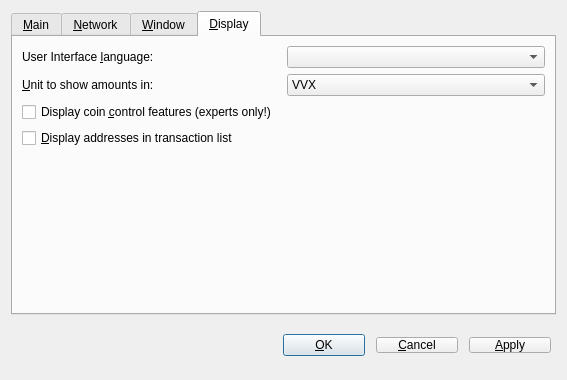
Before: the Qt Designer form src/qt/forms/optionsdialog.ui in nazarpechka/volvox-old, drawn with Qt 5.
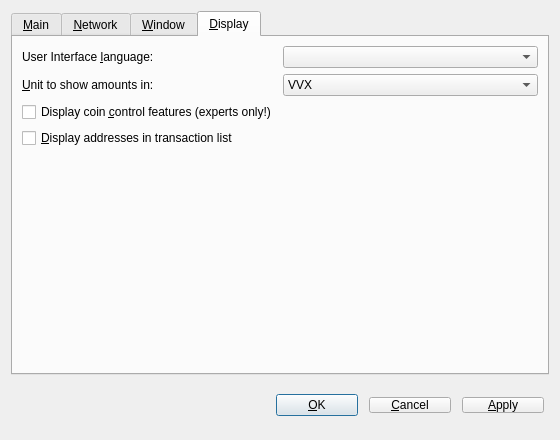
After: the same form once the commit is applied. Icons and pictures are not drawn. Custom widgets are drawn as their Qt base class.

Commit message: Need checkboxes back

```diff
--- a/src/qt/forms/optionsdialog.ui
+++ b/src/qt/forms/optionsdialog.ui
@@ -6,1285 +6,13 @@
    <rect>
     <x>0</x>
     <y>0</y>
-    <width>567</width>
-    <height>380</height>
+    <width>560</width>
+    <height>440</height>
    </rect>
   </property>
   <property name="windowTitle">
    <string>Options</string>
   </property>
-  <property name="styleSheet">
-   <string notr="true">/*
- * The MIT License (MIT)
- *
- * Copyright (c) &lt;2013-2014&gt; &lt;Colin Duquesnoy&gt;
- *
- * Permission is hereby granted, free of charge, to any person obtaining a copy
- * of this software and associated documentation files (the &quot;Software&quot;), to deal
- * in the Software without restriction, including without limitation the rights
- * to use, copy, modify, merge, publish, distribute, sublicense, and/or sell
- * copies of the Software, and to permit persons to whom the Software is
- * furnished to do so, subject to the following conditions:
-
- * The above copyright notice and this permission notice shall be included in
- * all copies or substantial portions of the Software.
-
- * THE SOFTWARE IS PROVIDED &quot;AS IS&quot;, WITHOUT WARRANTY OF ANY KIND, EXPRESS OR
- * IMPLIED, INCLUDING BUT NOT LIMITED TO THE WARRANTIES OF MERCHANTABILITY,
- * FITNESS FOR A PARTICULAR PURPOSE AND NONINFRINGEMENT. IN NO EVENT SHALL THE
- * AUTHORS OR COPYRIGHT HOLDERS BE LIABLE FOR ANY CLAIM, DAMAGES OR OTHER
- * LIABILITY, WHETHER IN AN ACTION OF CONTRACT, TORT OR OTHERWISE, ARISING FROM,
- * OUT OF OR IN CONNECTION WITH THE SOFTWARE OR THE USE OR OTHER DEALINGS IN
- * THE SOFTWARE.
- */
-QToolTip
-{
-    border: 1px solid #76797C;
-    background-color: rgb(90, 102, 117);;
-    color: white;
-    padding: 5px;
-    opacity: 200;
-}
-
-QWidget
-{
-    color: #eff0f1;
-    background-color: #31363b;
-    selection-background-color:#3daee9;
-    selection-color: #eff0f1;
-    background-clip: border;
-    border-image: none;
-    border: 0px transparent black;
-    outline: 0;
-}
-
-QWidget:item:hover
-{
-    background-color: #18465d;
-    color: #eff0f1;
-}
-
-QWidget:item:selected
-{
-    background-color: #18465d;
-}
-
-QCheckBox
-{
-    spacing: 5px;
-    outline: none;
-    color: #eff0f1;
-    margin-bottom: 2px;
-    background-color: white;
-    margin-right: 10px;
-}
-
-QCheckBox:disabled
-{
-    color: #76797C;
-}
-
-QCheckBox::indicator,
-QGroupBox::indicator
-{
-    width: 18px;
-    height: 18px;
-}
-QGroupBox::indicator
-{
-    margin-left: 2px;
-}
-
-QCheckBox::indicator:unchecked
-{
-    image: url(:/qss_icons/rc/checkbox_unchecked.png);
-}
-
-QCheckBox::indicator:unchecked:hover,
-QCheckBox::indicator:unchecked:focus,
-QCheckBox::indicator:unchecked:pressed,
-QGroupBox::indicator:unchecked:hover,
-QGroupBox::indicator:unchecked:focus,
-QGroupBox::indicator:unchecked:pressed
-{
-  border: none;
-    image: url(:/qss_icons/rc/checkbox_unchecked_focus.png);
-}
-
-QCheckBox::indicator:checked
-{
-    image: url(:/qss_icons/rc/checkbox_checked.png);
-}
-
-QCheckBox::indicator:checked:hover,
-QCheckBox::indicator:checked:focus,
-QCheckBox::indicator:checked:pressed,
-QGroupBox::indicator:checked:hover,
-QGroupBox::indicator:checked:focus,
-QGroupBox::indicator:checked:pressed
-{
-  border: none;
-    image: url(:/qss_icons/rc/checkbox_checked_focus.png);
-}
-
-
-QCheckBox::indicator:indeterminate
-{
-    image: url(:/qss_icons/rc/checkbox_indeterminate.png);
-}
-
-QCheckBox::indicator:indeterminate:focus,
-QCheckBox::indicator:indeterminate:hover,
-QCheckBox::indicator:indeterminate:pressed
-{
-    image: url(:/qss_icons/rc/checkbox_indeterminate_focus.png);
-}
-
-QCheckBox::indicator:checked:disabled,
-QGroupBox::indicator:checked:disabled
-{
-    image: url(:/qss_icons/rc/checkbox_checked_disabled.png);
-}
-
-QCheckBox::indicator:unchecked:disabled,
-QGroupBox::indicator:unchecked:disabled
-{
-    image: url(:/qss_icons/rc/checkbox_unchecked_disabled.png);
-}
-
-QRadioButton
-{
-    spacing: 5px;
-    outline: none;
-    color: #eff0f1;
-    margin-bottom: 2px;
-}
-
-QRadioButton:disabled
-{
-    color: #76797C;
-}
-QRadioButton::indicator
-{
-    width: 21px;
-    height: 21px;
-}
-
-QRadioButton::indicator:unchecked
-{
-    image: url(:/qss_icons/rc/radio_unchecked.png);
-}
-
-
-QRadioButton::indicator:unchecked:hover,
-QRadioButton::indicator:unchecked:focus,
-QRadioButton::indicator:unchecked:pressed
-{
-    border: none;
-    outline: none;
-    image: url(:/qss_icons/rc/radio_unchecked_focus.png);
-}
-
-QRadioButton::indicator:checked
-{
-    border: none;
-    outline: none;
-    image: url(:/qss_icons/rc/radio_checked.png);
-}
-
-QRadioButton::indicator:checked:hover,
-QRadioButton::indicator:checked:focus,
-QRadioButton::indicator:checked:pressed
-{
-    border: none;
-    outline: none;
-    image: url(:/qss_icons/rc/radio_checked_focus.png);
-}
-
-QRadioButton::indicator:checked:disabled
-{
-    outline: none;
-    image: url(:/qss_icons/rc/radio_checked_disabled.png);
-}
-
-QRadioButton::indicator:unchecked:disabled
-{
-    image: url(:/qss_icons/rc/radio_unchecked_disabled.png);
-}
-
-
-QMenuBar
-{
-    background-color: #31363b;
-    color: #eff0f1;
-}
-
-QMenuBar::item
-{
-    background: transparent;
-}
-
-QMenuBar::item:selected
-{
-    background: transparent;
-    border: 1px solid #76797C;
-}
-
-QMenuBar::item:pressed
-{
-    border: 1px solid #76797C;
-    background-color: #3daee9;
-    color: #eff0f1;
-    margin-bottom:-1px;
-    padding-bottom:1px;
-}
-
-QMenu
-{
-    border: 1px solid #76797C;
-    color: #eff0f1;
-    margin: 2px;
-}
-
-QMenu::icon
-{
-    margin: 5px;
-}
-
-QMenu::item
-{
-    padding: 5px 30px 5px 30px;
-    border: 1px solid transparent; /* reserve space for selection border */
-}
-
-QMenu::item:selected
-{
-    color: #eff0f1;
-}
-
-QMenu::separator {
-    height: 2px;
-    background: lightblue;
-    margin-left: 10px;
-    margin-right: 5px;
-}
-
-QMenu::indicator {
-    width: 18px;
-    height: 18px;
-}
-
-/* non-exclusive indicator = check box style indicator
-   (see QActionGroup::setExclusive) */
-QMenu::indicator:non-exclusive:unchecked {
-    image: url(:/qss_icons/rc/checkbox_unchecked.png);
-}
-
-QMenu::indicator:non-exclusive:unchecked:selected {
-    image: url(:/qss_icons/rc/checkbox_unchecked_disabled.png);
-}
-
-QMenu::indicator:non-exclusive:checked {
-    image: url(:/qss_icons/rc/checkbox_checked.png);
-}
-
-QMenu::indicator:non-exclusive:checked:selected {
-    image: url(:/qss_icons/rc/checkbox_checked_disabled.png);
-}
-
-/* exclusive indicator = radio button style indicator (see QActionGroup::setExclusive) */
-QMenu::indicator:exclusive:unchecked {
-    image: url(:/qss_icons/rc/radio_unchecked.png);
-}
-
-QMenu::indicator:exclusive:unchecked:selected {
-    image: url(:/qss_icons/rc/radio_unchecked_disabled.png);
-}
-
-QMenu::indicator:exclusive:checked {
-    image: url(:/qss_icons/rc/radio_checked.png);
-}
-
-QMenu::indicator:exclusive:checked:selected {
-    image: url(:/qss_icons/rc/radio_checked_disabled.png);
-}
-
-QMenu::right-arrow {
-    margin: 5px;
-    image: url(:/qss_icons/rc/right_arrow.png)
-}
-
-
-QWidget:disabled
-{
-    color: #454545;
-    background-color: #31363b;
-}
-
-QAbstractItemView
-{
-    alternate-background-color: #31363b;
-    color: #eff0f1;
-    border: 1px solid 3A3939;
-    border-radius: 2px;
-}
-
-QWidget:focus, QMenuBar:focus
-{
-    border: 1px solid #3daee9;
-}
-
-QTabWidget:focus, QCheckBox:focus, QRadioButton:focus, QSlider:focus
-{
-    border: none;
-}
-
-QLineEdit
-{
-    background-color: #232629;
-    padding: 5px;
-    border-style: solid;
-    border: 1px solid #76797C;
-    border-radius: 2px;
-    color: #eff0f1;
-}
-
-QAbstractItemView QLineEdit
-{
-    padding: 0;
-}
-
-QGroupBox {
-    border:1px solid #76797C;
-    border-radius: 2px;
-    margin-top: 20px;
-}
-
-QGroupBox::title {
-    subcontrol-origin: margin;
-    subcontrol-position: top center;
-    padding-left: 10px;
-    padding-right: 10px;
-    padding-top: 10px;
-}
-
-QAbstractScrollArea
-{
-    border-radius: 2px;
-    border: 1px solid #76797C;
-    background-color: transparent;
-}
-
-QScrollBar:horizontal
-{
-    height: 15px;
-    margin: 3px 15px 3px 15px;
-    border: 1px transparent #2A2929;
-    border-radius: 4px;
-    background-color: #2A2929;
-}
-
-QScrollBar::handle:horizontal
-{
-    background-color: #605F5F;
-    min-width: 5px;
-    border-radius: 4px;
-}
-
-QScrollBar::add-line:horizontal
-{
-    margin: 0px 3px 0px 3px;
-    border-image: url(:/qss_icons/rc/right_arrow_disabled.png);
-    width: 10px;
-    height: 10px;
-    subcontrol-position: right;
-    subcontrol-origin: margin;
-}
-
-QScrollBar::sub-line:horizontal
-{
-    margin: 0px 3px 0px 3px;
-    border-image: url(:/qss_icons/rc/left_arrow_disabled.png);
-    height: 10px;
-    width: 10px;
-    subcontrol-position: left;
-    subcontrol-origin: margin;
-}
-
-QScrollBar::add-line:horizontal:hover,QScrollBar::add-line:horizontal:on
-{
-    border-image: url(:/qss_icons/rc/right_arrow.png);
-    height: 10px;
-    width: 10px;
-    subcontrol-position: right;
-    subcontrol-origin: margin;
-}
-
-
-QScrollBar::sub-line:horizontal:hover, QScrollBar::sub-line:horizontal:on
-{
-    border-image: url(:/qss_icons/rc/left_arrow.png);
-    height: 10px;
-    width: 10px;
-    subcontrol-position: left;
-    subcontrol-origin: margin;
-}
-
-QScrollBar::up-arrow:horizontal, QScrollBar::down-arrow:horizontal
-{
-    background: none;
-}
-
-
-QScrollBar::add-page:horizontal, QScrollBar::sub-page:horizontal
-{
-    background: none;
-}
-
-QScrollBar:vertical
-{
-    background-color: #2A2929;
-    width: 15px;
-    margin: 15px 3px 15px 3px;
-    border: 1px transparent #2A2929;
-    border-radius: 4px;
-}
-
-QScrollBar::handle:vertical
-{
-    background-color: #605F5F;
-    min-height: 5px;
-    border-radius: 4px;
-}
-
-QScrollBar::sub-line:vertical
-{
-    margin: 3px 0px 3px 0px;
-    border-image: url(:/qss_icons/rc/up_arrow_disabled.png);
-    height: 10px;
-    width: 10px;
-    subcontrol-position: top;
-    subcontrol-origin: margin;
-}
-
-QScrollBar::add-line:vertical
-{
-    margin: 3px 0px 3px 0px;
-    border-image: url(:/qss_icons/rc/down_arrow_disabled.png);
-    height: 10px;
-    width: 10px;
-    subcontrol-position: bottom;
-    subcontrol-origin: margin;
-}
-
-QScrollBar::sub-line:vertical:hover,QScrollBar::sub-line:vertical:on
-{
-
-    border-image: url(:/qss_icons/rc/up_arrow.png);
-    height: 10px;
-    width: 10px;
-    subcontrol-position: top;
-    subcontrol-origin: margin;
-}
-
-
-QScrollBar::add-line:vertical:hover, QScrollBar::add-line:vertical:on
-{
-    border-image: url(:/qss_icons/rc/down_arrow.png);
-    height: 10px;
-    width: 10px;
-    subcontrol-position: bottom;
-    subcontrol-origin: margin;
-}
-
-QScrollBar::up-arrow:vertical, QScrollBar::down-arrow:vertical
-{
-    background: none;
-}
-
-
-QScrollBar::add-page:vertical, QScrollBar::sub-page:vertical
-{
-    background: none;
-}
-
-QTextEdit
-{
-    background-color: #232629;
-    color: #eff0f1;
-    border: 1px solid #76797C;
-}
-
-QPlainTextEdit
-{
-    background-color: #232629;;
-    color: #eff0f1;
-    border-radius: 2px;
-    border: 1px solid #76797C;
-}
-
-QHeaderView::section
-{
-    background-color: #76797C;
-    color: #eff0f1;
-    padding: 5px;
-    border: 1px solid #76797C;
-}
-
-QSizeGrip {
-    image: url(:/qss_icons/rc/sizegrip.png);
-    width: 12px;
-    height: 12px;
-}
-
-
-QMainWindow::separator
-{
-    background-color: #31363b;
-    color: white;
-    padding-left: 4px;
-    spacing: 2px;
-    border: 1px dashed #76797C;
-}
-
-QMainWindow::separator:hover
-{
-
-    background-color: #787876;
-    color: white;
-    padding-left: 4px;
-    border: 1px solid #76797C;
-    spacing: 2px;
-}
-
-
-QMenu::separator
-{
-    height: 1px;
-    background-color: #76797C;
-    color: white;
-    padding-left: 4px;
-    margin-left: 10px;
-    margin-right: 5px;
-}
-
-
-QFrame
-{
-    border-radius: 2px;
-    border: 1px solid #76797C;
-}
-
-QFrame[frameShape=&quot;0&quot;]
-{
-    border-radius: 2px;
-    border: 1px transparent #76797C;
-}
-
-QStackedWidget
-{
-    border: 1px transparent black;
-}
-
-QToolBar {
-    border: 1px transparent #393838;
-    background: 1px solid #31363b;
-    font-weight: bold;
-}
-
-QToolBar::handle:horizontal {
-    image: url(:/qss_icons/rc/Hmovetoolbar.png);
-}
-QToolBar::handle:vertical {
-    image: url(:/qss_icons/rc/Vmovetoolbar.png);
-}
-QToolBar::separator:horizontal {
-    image: url(:/qss_icons/rc/Hsepartoolbar.png);
-}
-QToolBar::separator:vertical {
-    image: url(:/qss_icons/rc/Vsepartoolbar.png);
-}
-QToolButton#qt_toolbar_ext_button {
-    background: #58595a
-}
-
-QPushButton
-{
-    color: #eff0f1;
-    background-color: #31363b;
-    border-width: 1px;
-    border-color: #76797C;
-    border-style: solid;
-    padding: 5px;
-    border-radius: 2px;
-    outline: none;
-}
-
-QPushButton:disabled
-{
-    background-color: #31363b;
-    border-width: 1px;
-    border-color: #454545;
-    border-style: solid;
-    padding-top: 5px;
-    padding-bottom: 5px;
-    padding-left: 10px;
-    padding-right: 10px;
-    border-radius: 2px;
-    color: #454545;
-}
-
-QPushButton:focus {
-    background-color: #3daee9;
-    color: white;
-}
-
-QPushButton:pressed
-{
-    background-color: #3daee9;
-    padding-top: -15px;
-    padding-bottom: -17px;
-}
-
-QComboBox
-{
-    selection-background-color: #3daee9;
-    border-style: solid;
-    border: 1px solid #76797C;
-    border-radius: 2px;
-    padding: 5px;
-    min-width: 75px;
-}
-
-QPushButton:checked{
-    background-color: #76797C;
-    border-color: #6A6969;
-}
-
-QComboBox:hover,QPushButton:hover,QAbstractSpinBox:hover,QLineEdit:hover,QTextEdit:hover,QPlainTextEdit:hover,QAbstractView:hover,QTreeView:hover
-{
-    border: 1px solid #3daee9;
-    color: #eff0f1;
-}
-
-QComboBox:on
-{
-    padding-top: 3px;
-    padding-left: 4px;
-    selection-background-color: #4a4a4a;
-}
-
-QComboBox QAbstractItemView
-{
-    background-color: #232629;
-    border-radius: 2px;
-    border: 1px solid #76797C;
-    selection-background-color: #18465d;
-}
-
-QComboBox::drop-down
-{
-    subcontrol-origin: padding;
-    subcontrol-position: top right;
-    width: 15px;
-
-    border-left-width: 0px;
-    border-left-color: darkgray;
-    border-left-style: solid;
-    border-top-right-radius: 3px;
-    border-bottom-right-radius: 3px;
-}
-
-QComboBox::down-arrow
-{
-    image: url(:/qss_icons/rc/down_arrow_disabled.png);
-}
-
-QComboBox::down-arrow:on, QComboBox::down-arrow:hover,
-QComboBox::down-arrow:focus
-{
-    image: url(:/qss_icons/rc/down_arrow.png);
-}
-
-QAbstractSpinBox {
-    padding: 5px;
-    border: 1px solid #76797C;
-    background-color: #232629;
-    color: #eff0f1;
-    border-radius: 2px;
-    min-width: 75px;
-}
-
-QAbstractSpinBox:up-button
-{
-    background-color: transparent;
-    subcontrol-origin: border;
-    subcontrol-position: center right;
-}
-
-QAbstractSpinBox:down-button
-{
-    background-color: transparent;
-    subcontrol-origin: border;
-    subcontrol-position: center left;
-}
-
-QAbstractSpinBox::up-arrow,QAbstractSpinBox::up-arrow:disabled,QAbstractSpinBox::up-arrow:off {
-    image: url(:/qss_icons/rc/up_arrow_disabled.png);
-    width: 10px;
-    height: 10px;
-}
-QAbstractSpinBox::up-arrow:hover
-{
-    image: url(:/qss_icons/rc/up_arrow.png);
-}
-
-
-QAbstractSpinBox::down-arrow,QAbstractSpinBox::down-arrow:disabled,QAbstractSpinBox::down-arrow:off
-{
-    image: url(:/qss_icons/rc/down_arrow_disabled.png);
-    width: 10px;
-    height: 10px;
-}
-QAbstractSpinBox::down-arrow:hover
-{
-    image: url(:/qss_icons/rc/down_arrow.png);
-}
-
-
-QLabel
-{
-    border: 0px solid black;
-}
-
-QTabWidget{
-    border: 0px transparent black;
-}
-
-QTabWidget::pane {
-    border: 1px solid #76797C;
-    padding: 5px;
-    margin: 0px;
-}
-
-QTabWidget::tab-bar {
-    left: 5px; /* move to the right by 5px */
-}
-
-QTabBar
-{
-    qproperty-drawBase: 0;
-    border-radius: 3px;
-}
-
-QTabBar:focus
-{
-    border: 0px transparent black;
-}
-
-QTabBar::close-button  {
-    image: url(:/qss_icons/rc/close.png);
-    background: transparent;
-}
-
-QTabBar::close-button:hover
-{
-    image: url(:/qss_icons/rc/close-hover.png);
-    background: transparent;
-}
-
-QTabBar::close-button:pressed {
-    image: url(:/qss_icons/rc/close-pressed.png);
-    background: transparent;
-}
-
-/* TOP TABS */
-QTabBar::tab:top {
-    color: #eff0f1;
-    border: 1px solid #76797C;
-    border-bottom: 1px transparent black;
-    background-color: #31363b;
-    padding: 5px;
-    min-width: 50px;
-    border-top-left-radius: 2px;
-    border-top-right-radius: 2px;
-}
-
-QTabBar::tab:top:!selected
-{
-    color: #eff0f1;
-    background-color: #54575B;
-    border: 1px solid #76797C;
-    border-bottom: 1px transparent black;
-    border-top-left-radius: 2px;
-    border-top-right-radius: 2px;
-}
-
-QTabBar::tab:top:!selected:hover {
-    background-color: #3daee9;
-}
-
-/* BOTTOM TABS */
-QTabBar::tab:bottom {
-    color: #eff0f1;
-    border: 1px solid #76797C;
-    border-top: 1px transparent black;
-    background-color: #31363b;
-    padding: 5px;
-    border-bottom-left-radius: 2px;
-    border-bottom-right-radius: 2px;
-    min-width: 50px;
-}
-
-QTabBar::tab:bottom:!selected
-{
-    color: #eff0f1;
-    background-color: #54575B;
-    border: 1px solid #76797C;
-    border-top: 1px transparent black;
-    border-bottom-left-radius: 2px;
-    border-bottom-right-radius: 2px;
-}
-
-QTabBar::tab:bottom:!selected:hover {
-    background-color: #3daee9;
-}
-
-/* LEFT TABS */
-QTabBar::tab:left {
-    color: #eff0f1;
-    border: 1px solid #76797C;
-    border-left: 1px transparent black;
-    background-color: #31363b;
-    padding: 5px;
-    border-top-right-radius: 2px;
-    border-bottom-right-radius: 2px;
-    min-height: 50px;
-}
-
-QTabBar::tab:left:!selected
-{
-    color: #eff0f1;
-    background-color: #54575B;
-    border: 1px solid #76797C;
-    border-left: 1px transparent black;
-    border-top-right-radius: 2px;
-    border-bottom-right-radius: 2px;
-}
-
-QTabBar::tab:left:!selected:hover {
-    background-color: #3daee9;
-}
-
-
-/* RIGHT TABS */
-QTabBar::tab:right {
-    color: #eff0f1;
-    border: 1px solid #76797C;
-    border-right: 1px transparent black;
-    background-color: #31363b;
-    padding: 5px;
-    border-top-left-radius: 2px;
-    border-bottom-left-radius: 2px;
-    min-height: 50px;
-}
-
-QTabBar::tab:right:!selected
-{
-    color: #eff0f1;
-    background-color: #54575B;
-    border: 1px solid #76797C;
-    border-right: 1px transparent black;
-    border-top-left-radius: 2px;
-    border-bottom-left-radius: 2px;
-}
-
-QTabBar::tab:right:!selected:hover {
-    background-color: #3daee9;
-}
-
-QTabBar QToolButton::right-arrow:enabled {
-     image: url(:/qss_icons/rc/right_arrow.png);
- }
-
- QTabBar QToolButton::left-arrow:enabled {
-     image: url(:/qss_icons/rc/left_arrow.png);
- }
-
-QTabBar QToolButton::right-arrow:disabled {
-     image: url(:/qss_icons/rc/right_arrow_disabled.png);
- }
-
- QTabBar QToolButton::left-arrow:disabled {
-     image: url(:/qss_icons/rc/left_arrow_disabled.png);
- }
-
-
-QDockWidget {
-    background: #31363b;
-    border: 1px solid #403F3F;
-    titlebar-close-icon: url(:/qss_icons/rc/close.png);
-    titlebar-normal-icon: url(:/qss_icons/rc/undock.png);
-}
-
-QDockWidget::close-button, QDockWidget::float-button {
-    border: 1px solid transparent;
-    border-radius: 2px;
-    background: transparent;
-}
-
-QDockWidget::close-button:hover, QDockWidget::float-button:hover {
-    background: rgba(255, 255, 255, 10);
-}
-
-QDockWidget::close-button:pressed, QDockWidget::float-button:pressed {
-    padding: 1px -1px -1px 1px;
-    background: rgba(255, 255, 255, 10);
-}
-
-QTreeView, QListView
-{
-    border: 1px solid #76797C;
-    background-color: #232629;
-}
-
-QTreeView:branch:selected, QTreeView:branch:hover
-{
-    background: url(:/qss_icons/rc/transparent.png);
-}
-
-QTreeView::branch:has-siblings:!adjoins-item {
-    border-image: url(:/qss_icons/rc/transparent.png);
-}
-
-QTreeView::branch:has-siblings:adjoins-item {
-    border-image: url(:/qss_icons/rc/transparent.png);
-}
-
-QTreeView::branch:!has-children:!has-siblings:adjoins-item {
-    border-image: url(:/qss_icons/rc/transparent.png);
-}
-
-QTreeView::branch:has-children:!has-siblings:closed,
-QTreeView::branch:closed:has-children:has-siblings {
-    image: url(:/qss_icons/rc/branch_closed.png);
-}
-
-QTreeView::branch:open:has-children:!has-siblings,
-QTreeView::branch:open:has-children:has-siblings  {
-    image: url(:/qss_icons/rc/branch_open.png);
-}
-
-QTreeView::branch:has-children:!has-siblings:closed:hover,
-QTreeView::branch:closed:has-children:has-siblings:hover {
-    image: url(:/qss_icons/rc/branch_closed-on.png);
-    }
-
-QTreeView::branch:open:has-children:!has-siblings:hover,
-QTreeView::branch:open:has-children:has-siblings:hover  {
-    image: url(:/qss_icons/rc/branch_open-on.png);
-    }
-
-QListView::item:!selected:hover, QTreeView::item:!selected:hover  {
-    background: #18465d;
-    outline: 0;
-    color: #eff0f1
-}
-
-QListView::item:selected:hover, QTreeView::item:selected:hover  {
-    background: #287399;
-    color: #eff0f1;
-}
-
-QSlider::groove:horizontal {
-    border: 1px solid #565a5e;
-    height: 4px;
-    background: #565a5e;
-    margin: 0px;
-    border-radius: 2px;
-}
-
-QSlider::handle:horizontal {
-    background: #232629;
-    border: 1px solid #565a5e;
-    width: 16px;
-    height: 16px;
-    margin: -8px 0;
-    border-radius: 9px;
-}
-
-QSlider::groove:vertical {
-    border: 1px solid #565a5e;
-    width: 4px;
-    background: #565a5e;
-    margin: 0px;
-    border-radius: 3px;
-}
-
-QSlider::handle:vertical {
-    background: #232629;
-    border: 1px solid #565a5e;
-    width: 16px;
-    height: 16px;
-    margin: 0 -8px;
-    border-radius: 9px;
-}
-
-QToolButton {
-    background-color: transparent;
-    border: 1px transparent #76797C;
-    border-radius: 2px;
-    margin: 3px;
-    padding: 5px;
-}
-
-QToolButton[popupMode=&quot;1&quot;] { /* only for MenuButtonPopup */
- padding-right: 20px; /* make way for the popup button */
- border: 1px #76797C;
- border-radius: 5px;
-}
-
-QToolButton[popupMode=&quot;2&quot;] { /* only for InstantPopup */
- padding-right: 10px; /* make way for the popup button */
- border: 1px #76797C;
-}
-
-
-QToolButton:hover, QToolButton::menu-button:hover {
-    background-color: transparent;
-    border: 1px solid #3daee9;
-    padding: 5px;
-}
-
-QToolButton:checked, QToolButton:pressed,
-        QToolButton::menu-button:pressed {
-    background-color: #3daee9;
-    border: 1px solid #3daee9;
-    padding: 5px;
-}
-
-/* the subcontrol below is used only in the InstantPopup or DelayedPopup mode */
-QToolButton::menu-indicator {
-    image: url(:/qss_icons/rc/down_arrow.png);
-    top: -7px; left: -2px; /* shift it a bit */
-}
-
-/* the subcontrols below are used only in the MenuButtonPopup mode */
-QToolButton::menu-button {
-    border: 1px transparent #76797C;
-    border-top-right-radius: 6px;
-    border-bottom-right-radius: 6px;
-    /* 16px width + 4px for border = 20px allocated above */
-    width: 16px;
-    outline: none;
-}
-
-QToolButton::menu-arrow {
-    image: url(:/qss_icons/rc/down_arrow.png);
-}
-
-QToolButton::menu-arrow:open {
-    border: 1px solid #76797C;
-}
-
-QPushButton::menu-indicator  {
-    subcontrol-origin: padding;
-    subcontrol-position: bottom right;
-    left: 8px;
-}
-
-QTableView
-{
-    border: 1px solid #76797C;
-    gridline-color: #31363b;
-    background-color: #232629;
-}
-
-
-QTableView, QHeaderView
-{
-    border-radius: 0px;
-}
-
-QTableView::item:pressed, QListView::item:pressed, QTreeView::item:pressed  {
-    background: #18465d;
-    color: #eff0f1;
-}
-
-QTableView::item:selected:active, QTreeView::item:selected:active, QListView::item:selected:active  {
-    background: #287399;
-    color: #eff0f1;
-}
-
-
-QHeaderView
-{
-    background-color: #31363b;
-    border: 1px transparent;
-    border-radius: 0px;
-    margin: 0px;
-    padding: 0px;
-
-}
-
-QHeaderView::section  {
-    background-color: #31363b;
-    color: #eff0f1;
-    padding: 5px;
-    border: 1px solid #76797C;
-    border-radius: 0px;
-    text-align: center;
-}
-
-QHeaderView::section::vertical::first, QHeaderView::section::vertical::only-one
-{
-    border-top: 1px solid #76797C;
-}
-
-QHeaderView::section::vertical
-{
-    border-top: transparent;
-}
-
-QHeaderView::section::horizontal::first, QHeaderView::section::horizontal::only-one
-{
-    border-left: 1px solid #76797C;
-}
-
-QHeaderView::section::horizontal
-{
-    border-left: transparent;
-}
-
-
-QHeaderView::section:checked
- {
-    color: white;
-    background-color: #334e5e;
- }
-
- /* style the sort indicator */
-QHeaderView::down-arrow {
-    image: url(:/qss_icons/rc/down_arrow.png);
-}
-
-QHeaderView::up-arrow {
-    image: url(:/qss_icons/rc/up_arrow.png);
-}
-
-
-QTableCornerButton::section {
-    background-color: #31363b;
-    border: 1px transparent #76797C;
-    border-radius: 0px;
-}
-
-QToolBox  {
-    padding: 5px;
-    border: 1px transparent black;
-}
-
-QToolBox::tab {
-    color: #eff0f1;
-    background-color: #31363b;
-    border: 1px solid #76797C;
-    border-bottom: 1px transparent #31363b;
-    border-top-left-radius: 5px;
-    border-top-right-radius: 5px;
-}
-
-QToolBox::tab:selected { /* italicize selected tabs */
-    font: italic;
-    background-color: #31363b;
-    border-color: #3daee9;
- }
-
-QStatusBar::item {
-    border: 0px transparent dark;
- }
-
-
-QFrame[height=&quot;3&quot;], QFrame[width=&quot;3&quot;] {
-    background-color: #76797C;
-}
-
-
-QSplitter::handle {
-    border: 1px dashed #76797C;
-}
-
-QSplitter::handle:hover {
-    background-color: #787876;
-    border: 1px solid #76797C;
-}
-
-QSplitter::handle:horizontal {
-    width: 1px;
-}
-
-QSplitter::handle:vertical {
-    height: 1px;
-}
-
-QProgressBar {
-    border: 1px solid #76797C;
-    border-radius: 5px;
-    text-align: center;
-}
-
-QProgressBar::chunk {
-    background-color: #05B8CC;
-}
-
-QDateEdit
-{
-    selection-background-color: #3daee9;
-    border-style: solid;
-    border: 1px solid #3375A3;
-    border-radius: 2px;
-    padding: 1px;
-    min-width: 75px;
-}
-
-QDateEdit:on
-{
-    padding-top: 3px;
-    padding-left: 4px;
-    selection-background-color: #4a4a4a;
-}
-
-QDateEdit QAbstractItemView
-{
-    background-color: #232629;
-    border-radius: 2px;
-    border: 1px solid #3375A3;
-    selection-background-color: #3daee9;
-}
-
-QDateEdit::drop-down
-{
-    subcontrol-origin: padding;
-    subcontrol-position: top right;
-    width: 15px;
-    border-left-width: 0px;
-    border-left-color: darkgray;
-    border-left-style: solid;
-    border-top-right-radius: 3px;
-    border-bottom-right-radius: 3px;
-}
-
-QDateEdit::down-arrow
-{
-    image: url(:/qss_icons/rc/down_arrow_disabled.png);
-}
-
-QDateEdit::down-arrow:on, QDateEdit::down-arrow:hover,
-QDateEdit::down-arrow:focus
-{
-    image: url(:/qss_icons/rc/down_arrow.png);
-}
-</string>
-  </property>
   <property name="modal">
    <bool>true</bool>
   </property>
```
